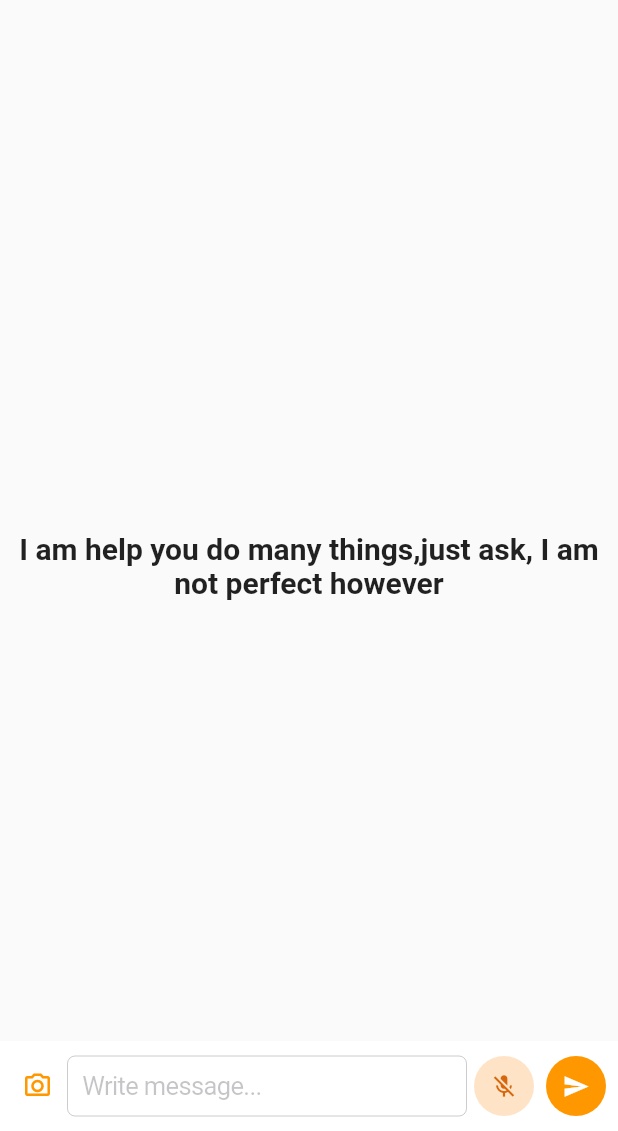
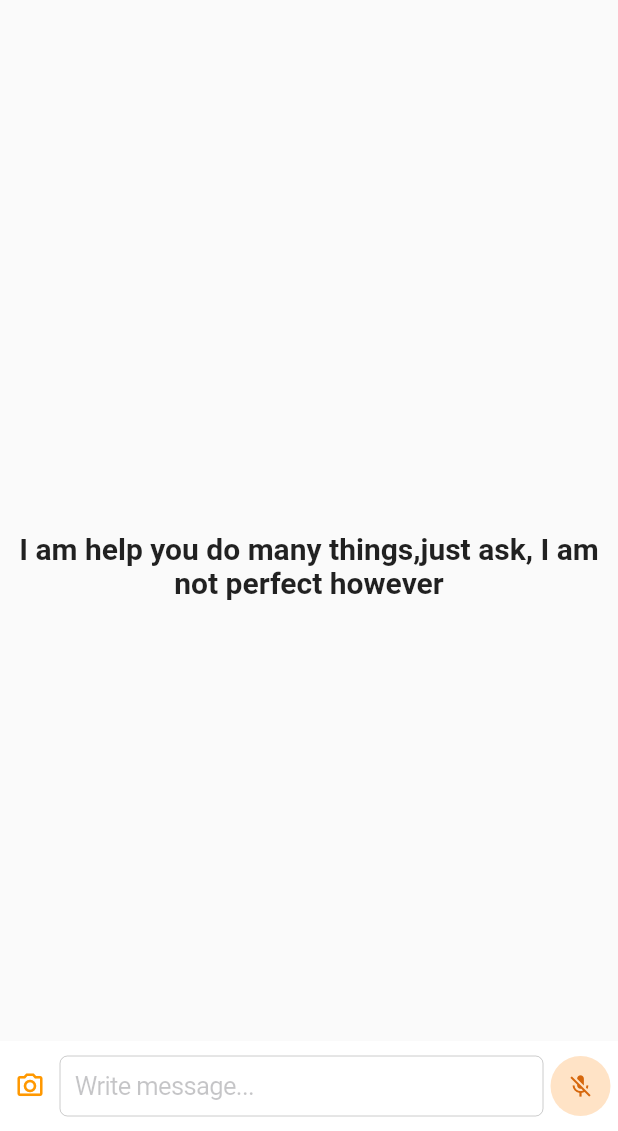
Before and after one commit to bengabp/GptMobileApp, a Flutter app: the ChatScreen screen opened directly, on a phone screen of 412 x 824 dp, the part 105-1236 px from its top. Run offline on Flutter 3.47's test engine with Material 2 defaults, Android fonts, the phone set to English and light mode, and no system bars; our stand-ins replace animated_text_kit, google_fonts, permission_handler; missing offline and left inert: flutter_sound; Roboto replaces fonts that are missing (Signika).

Commit message:
Fixed both record and send butttons showing in UI

```diff
--- a/lib/screens/chat_screen.dart
+++ b/lib/screens/chat_screen.dart
@@ -190,7 +190,7 @@ class _ChatScreenState extends State<ChatScreen>
           Align(
             alignment: Alignment.bottomCenter,
             child: Container(
-              padding: EdgeInsets.only(left: 10, bottom: 10, top: 10),
+              padding: EdgeInsets.all(5),
               height: 60,
               width: double.infinity,
               color: Colors.white,
@@ -221,14 +221,18 @@ class _ChatScreenState extends State<ChatScreen>
                       placeholder: "Write message...",
                       controller: _messageController,
                       padding: EdgeInsets.all(10),
-                      onChanged: (value) {},
+                      onChanged: (value) {
+                        setState(() {
+
+                        });
+                      },
                     ),
                   ),
                   SizedBox(
                     width: 5,
                   ),
-                  SizedBox(
-                    height: 50,
+                  _messageController.text.isEmpty ? SizedBox(
+                    height: 40,
                     width: 40,
                     child: Stack(
                       fit: StackFit.passthrough,
@@ -269,7 +273,7 @@ class _ChatScreenState extends State<ChatScreen>
                         ),
                       ],
                     ),
-                  ),
+                  ):
                   FloatingActionButton(
                     heroTag: "SendButton",
                     onPressed: () async {
```
